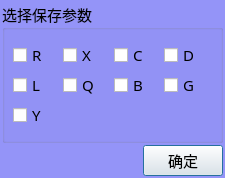
Old version of the form AnalysisMode/frmParameter.ui in the repository caicaiking/WKEFactoryView2014.
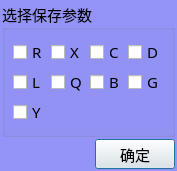
New version of the form.

```diff
--- a/AnalysisMode/frmParameter.ui
+++ b/AnalysisMode/frmParameter.ui
@@ -6,8 +6,8 @@
    <rect>
     <x>0</x>
     <y>0</y>
-    <width>225</width>
-    <height>178</height>
+    <width>164</width>
+    <height>140</height>
    </rect>
   </property>
   <property name="windowTitle">
```
